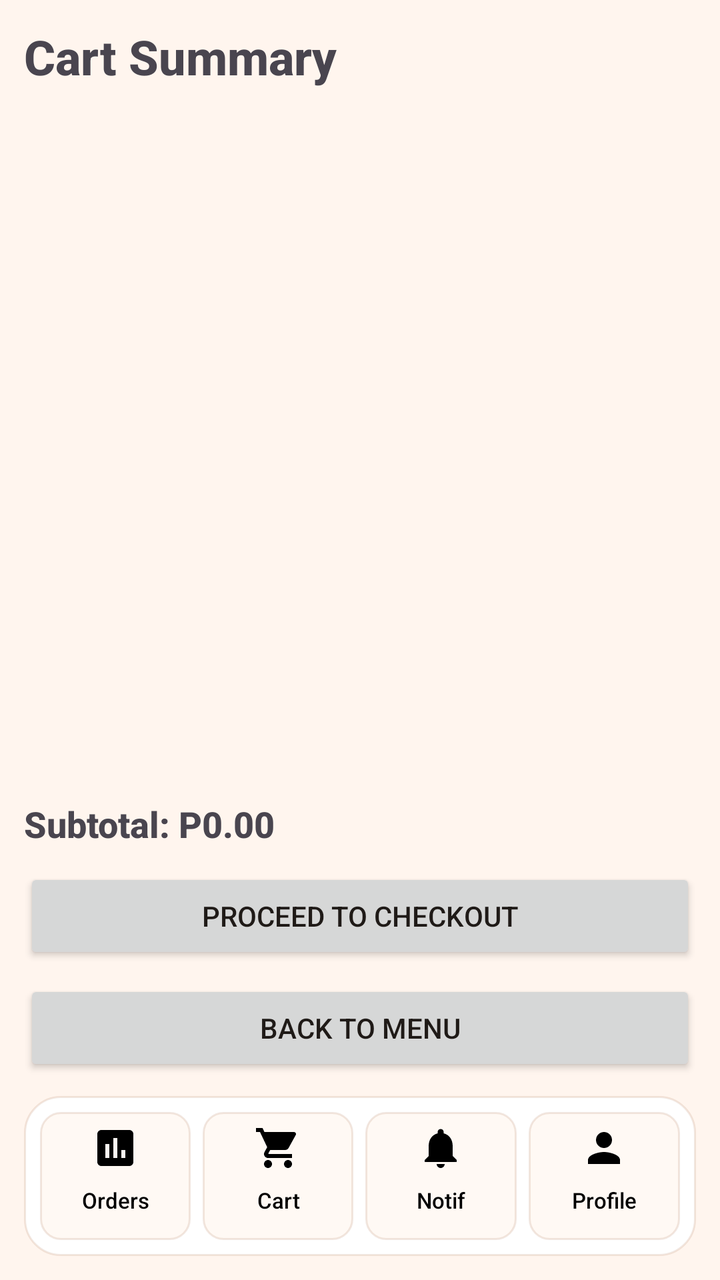
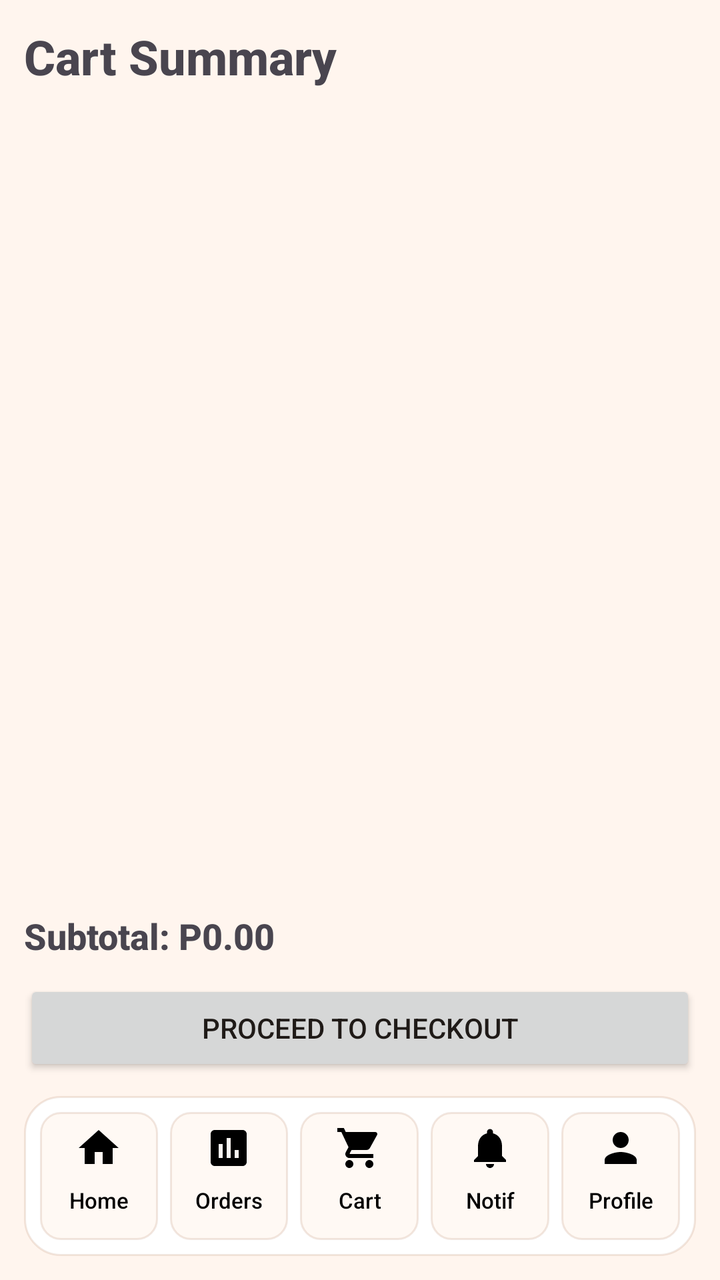

The first picture is an Android layout as it rendered before a commit; the second is the same layout after the commit. The layout source and the unified diff follow.
<!-- AndroidManifest.xml: application theme Theme.FOODDASH -->
<!-- res/layout/activity_cart.xml -->
<?xml version="1.0" encoding="utf-8"?>
<LinearLayout xmlns:android="http://schemas.android.com/apk/res/android"
    android:layout_width="match_parent"
    android:layout_height="match_parent"
    android:orientation="vertical"
    android:padding="12dp"
    android:background="@color/light_faded_orange">

    <TextView
        android:id="@+id/cartHeaderTextView"
        android:layout_width="wrap_content"
        android:layout_height="wrap_content"
        android:text="Cart Summary"
        android:textSize="24sp"
        android:textStyle="bold" />

    <ScrollView
        android:layout_width="match_parent"
        android:layout_height="0dp"
        android:layout_weight="1"
        android:layout_marginTop="12dp"
        android:fillViewport="true">

        <LinearLayout
            android:id="@+id/cartGroupsContainer"
            android:layout_width="match_parent"
            android:layout_height="wrap_content"
            android:orientation="vertical" />
    </ScrollView>

    <TextView
        android:id="@+id/subtotalTextView"
        android:layout_width="match_parent"
        android:layout_height="wrap_content"
        android:layout_marginTop="8dp"
        android:text="Subtotal: P0.00"
        android:textStyle="bold"
        android:textSize="18sp" />

    <Button
        android:id="@+id/btnProceedCheckout"
        android:layout_width="match_parent"
        android:layout_height="wrap_content"
        android:layout_marginTop="10dp"
        android:text="Proceed to Checkout" />

    <Button
        android:id="@+id/btnBackToMenu"
        android:layout_width="match_parent"
        android:layout_height="wrap_content"
        android:layout_marginTop="8dp"
        android:text="Back to Menu" />

    <LinearLayout
        android:id="@+id/bottomNavLayout"
        android:layout_width="match_parent"
        android:layout_height="wrap_content"
        android:layout_marginTop="10dp"
        android:background="@drawable/bottom_nav_background"
        android:elevation="4dp"
        android:gravity="center"
        android:orientation="horizontal"
            android:padding="8dp"
            android:minHeight="80dp">
            android:minHeight="64dp"
            android:padding="6dp"
            android:text="Home"
            android:drawableTop="@drawable/ic_home"
            android:textAllCaps="false"
            android:textColor="@color/black"
            android:textSize="11sp"
            android:gravity="center" />

        <Button
            android:id="@+id/tabOrdersButton"
            android:layout_width="0dp"
            android:layout_height="match_parent"
            android:layout_marginEnd="6dp"
            android:layout_weight="1"
            android:background="@drawable/bottom_nav_tab_unselected"
            android:fontFamily="sans-serif-medium"
            android:minHeight="64dp"
            android:padding="6dp"
            android:text="Orders"
            android:drawableTop="@drawable/ic_orders"
            android:textAllCaps="false"
            android:textColor="@color/black"
            android:textSize="11sp"
            android:gravity="center" />

        <FrameLayout
            android:id="@+id/tabCartContainer"
            android:layout_width="0dp"
            android:layout_height="match_parent"
            android:layout_marginEnd="6dp"
            android:layout_weight="1">

            <Button
                android:id="@+id/tabCartButton"
                android:layout_width="match_parent"
                android:layout_height="match_parent"
                android:background="@drawable/bottom_nav_tab_unselected"
                android:fontFamily="sans-serif-medium"
                android:minHeight="64dp"
                android:padding="6dp"
                android:text="Cart"
                android:drawableTop="@drawable/ic_shopping_cart"
                android:textAllCaps="false"
                android:textColor="@color/black"
                android:textSize="11sp"
                android:gravity="center" />

            <TextView
                android:id="@+id/tabCartBadgeTextView"
                android:layout_width="18dp"
                android:layout_height="18dp"
                android:layout_gravity="end|top"
                android:layout_marginEnd="-2dp"
                android:layout_marginTop="-2dp"
                android:background="@drawable/cart_badge_background"
                android:gravity="center"
                android:text="0"
                android:textColor="@color/white"
                android:textSize="10sp"
                android:textStyle="bold"
                android:visibility="gone" />
        </FrameLayout>

        <Button
            android:id="@+id/tabNotificationsButton"
            android:layout_width="0dp"
            android:layout_height="match_parent"
            android:layout_marginEnd="6dp"
            android:layout_weight="1"
            android:background="@drawable/bottom_nav_tab_unselected"
            android:fontFamily="sans-serif-medium"
            android:minHeight="64dp"
            android:padding="6dp"
            android:text="Notif"
            android:drawableTop="@drawable/ic_notifications"
            android:textAllCaps="false"
            android:textColor="@color/black"
            android:textSize="11sp"
            android:gravity="center" />

        <Button
            android:id="@+id/tabProfileButton"
            android:layout_width="0dp"
            android:layout_height="match_parent"
            android:layout_weight="1"
            android:background="@drawable/bottom_nav_tab_unselected"
            android:fontFamily="sans-serif-medium"
            android:minHeight="64dp"
            android:padding="6dp"
            android:text="Profile"
            android:drawableTop="@drawable/ic_profile"
            android:textAllCaps="false"
            android:textColor="@color/black"
            android:textSize="11sp"
            android:gravity="center" />

    </LinearLayout>

</LinearLayout>
<!-- resources referenced by this layout -->
<resources>
  <color name="black">#FF000000</color>
  <color name="light_faded_orange">#FFFFF5EE</color>
  <color name="white">#FFFFFFFF</color>
  <!-- drawable bottom_nav_background (drawable) -->
  <?xml version="1.0" encoding="utf-8"?>
  <shape xmlns:android="http://schemas.android.com/apk/res/android"
      android:shape="rectangle">
      <solid android:color="@color/brand_surface" />
      <stroke
          android:width="1dp"
          android:color="@color/brand_border" />
      <corners android:radius="18dp" />
  </shape>
  <!-- drawable bottom_nav_tab_unselected (drawable) -->
  <?xml version="1.0" encoding="utf-8"?>
  <shape xmlns:android="http://schemas.android.com/apk/res/android"
      android:shape="rectangle">
      <solid android:color="@color/brand_surface_soft" />
      <stroke
          android:width="1dp"
          android:color="@color/brand_border" />
      <corners android:radius="10dp" />
  </shape>
  <!-- drawable cart_badge_background (drawable) -->
  <?xml version="1.0" encoding="utf-8"?>
  <shape xmlns:android="http://schemas.android.com/apk/res/android"
      android:shape="oval">
      <solid android:color="@color/brand_badge" />
  </shape>
  <!-- drawable ic_home (drawable) -->
  <vector xmlns:android="http://schemas.android.com/apk/res/android"
      android:width="24dp"
      android:height="24dp"
      android:viewportWidth="24"
      android:viewportHeight="24">
      <path
          android:fillColor="#000000"
          android:pathData="M10,20v-6h4v6h5v-8h3L12,3 2,12h3v8z" />
  </vector>
  <!-- drawable ic_orders (drawable) -->
  <vector xmlns:android="http://schemas.android.com/apk/res/android"
      android:width="24dp"
      android:height="24dp"
      android:viewportWidth="24"
      android:viewportHeight="24">
      <path
          android:fillColor="#000000"
          android:pathData="M19,3H5C3.9,3 3,3.9 3,5v14c0,1.1 0.9,2 2,2h14c1.1,0 2,-0.9 2,-2V5C21,3.9 20.1,3 19,3zM9,17H7v-7h2V17zM13,17h-2V7h2V17zM17,17h-2v-4h2V17z" />
  </vector>
  <!-- drawable ic_profile (drawable) -->
  <vector xmlns:android="http://schemas.android.com/apk/res/android"
      android:width="24dp"
      android:height="24dp"
      android:viewportWidth="24"
      android:viewportHeight="24">
      <path
          android:fillColor="#000000"
          android:pathData="M12,12c2.21,0 4,-1.79 4,-4s-1.79,-4 -4,-4 -4,1.79 -4,4 1.79,4 4,4zM12,14c-2.67,0 -8,1.34 -8,4v2h16v-2c0,-2.66 -5.33,-4 -8,-4z" />
  </vector>
  <style name="Theme.FOODDASH" parent="Base.Theme.FOODDASH" />
  <color name="brand_surface">#FFFFFFFF</color>
  <color name="brand_border">#26A2603A</color>
  <color name="brand_surface_soft">#FFFFF9F4</color>
  <color name="brand_badge">#D9412E</color>
  <color name="brand_primary">#E35B2D</color>
  <color name="faded_orange">#FFE8A871</color>
  <color name="brand_text">#1F1A17</color>
  <color name="brand_secondary">#2E7D58</color>
  <color name="brand_text_muted">#6C5A4D</color>
  <!-- drawable bg_app_gradient (drawable) -->
  <?xml version="1.0" encoding="utf-8"?>
  <shape xmlns:android="http://schemas.android.com/apk/res/android"
      android:shape="rectangle">
      <gradient
          android:angle="270"
          android:endColor="@color/brand_gradient_end"
          android:startColor="@color/brand_gradient_start" />
  </shape>
  <style name="Widget.FOODDASH.Card" parent="Widget.Material3.CardView.Elevated">
          <item name="cardBackgroundColor">@color/brand_surface</item>
          <item name="cardCornerRadius">18dp</item>
          <item name="cardElevation">2dp</item>
      </style>
  <color name="brand_gradient_end">#FFFFF9F4</color>
  <color name="brand_gradient_start">#FFFFEFE2</color>
  <!-- unchanged entries left out for length: 3 -->
</resources>

<!-- the commit's change to res/layout/activity_cart.xml (unified diff, before → after) -->
@@ -44,13 +44,6 @@
         android:layout_marginTop="10dp"
         android:text="Proceed to Checkout" />
 
-    <Button
-        android:id="@+id/btnBackToMenu"
-        android:layout_width="match_parent"
-        android:layout_height="wrap_content"
-        android:layout_marginTop="8dp"
-        android:text="Back to Menu" />
-
     <LinearLayout
         android:id="@+id/bottomNavLayout"
         android:layout_width="match_parent"
@@ -60,8 +53,17 @@
         android:elevation="4dp"
         android:gravity="center"
         android:orientation="horizontal"
-            android:padding="8dp"
-            android:minHeight="80dp">
+        android:padding="8dp"
+        android:minHeight="80dp">
+
+        <Button
+            android:id="@+id/tabHomeButton"
+            android:layout_width="0dp"
+            android:layout_height="match_parent"
+            android:layout_marginEnd="6dp"
+            android:layout_weight="1"
+            android:background="@drawable/bottom_nav_tab_unselected"
+            android:fontFamily="sans-serif-medium"
             android:minHeight="64dp"
             android:padding="6dp"
             android:text="Home"
@@ -126,22 +128,43 @@
                 android:visibility="gone" />
         </FrameLayout>
 
-        <Button
-            android:id="@+id/tabNotificationsButton"
+        <FrameLayout
+            android:id="@+id/tabNotificationsContainer"
             android:layout_width="0dp"
             android:layout_height="match_parent"
             android:layout_marginEnd="6dp"
-            android:layout_weight="1"
-            android:background="@drawable/bottom_nav_tab_unselected"
-            android:fontFamily="sans-serif-medium"
-            android:minHeight="64dp"
-            android:padding="6dp"
-            android:text="Notif"
-            android:drawableTop="@drawable/ic_notifications"
-            android:textAllCaps="false"
-            android:textColor="@color/black"
-            android:textSize="11sp"
-            android:gravity="center" />
+            android:layout_weight="1">
+
+            <Button
+                android:id="@+id/tabNotificationsButton"
+                android:layout_width="match_parent"
+                android:layout_height="match_parent"
+                android:background="@drawable/bottom_nav_tab_unselected"
+                android:drawableTop="@drawable/ic_notifications"
+                android:fontFamily="sans-serif-medium"
+                android:gravity="center"
+                android:minHeight="64dp"
+                android:padding="6dp"
+                android:text="Notif"
+                android:textAllCaps="false"
+                android:textColor="@color/black"
+                android:textSize="11sp" />
+
+            <TextView
+                android:id="@+id/tabNotificationsBadgeTextView"
+                android:layout_width="18dp"
+                android:layout_height="18dp"
+                android:layout_gravity="end|top"
+                android:layout_marginTop="-2dp"
+                android:layout_marginEnd="-2dp"
+                android:background="@drawable/cart_badge_background"
+                android:gravity="center"
+                android:text="0"
+                android:textColor="@color/white"
+                android:textSize="10sp"
+                android:textStyle="bold"
+                android:visibility="gone" />
+        </FrameLayout>
 
         <Button
             android:id="@+id/tabProfileButton"
